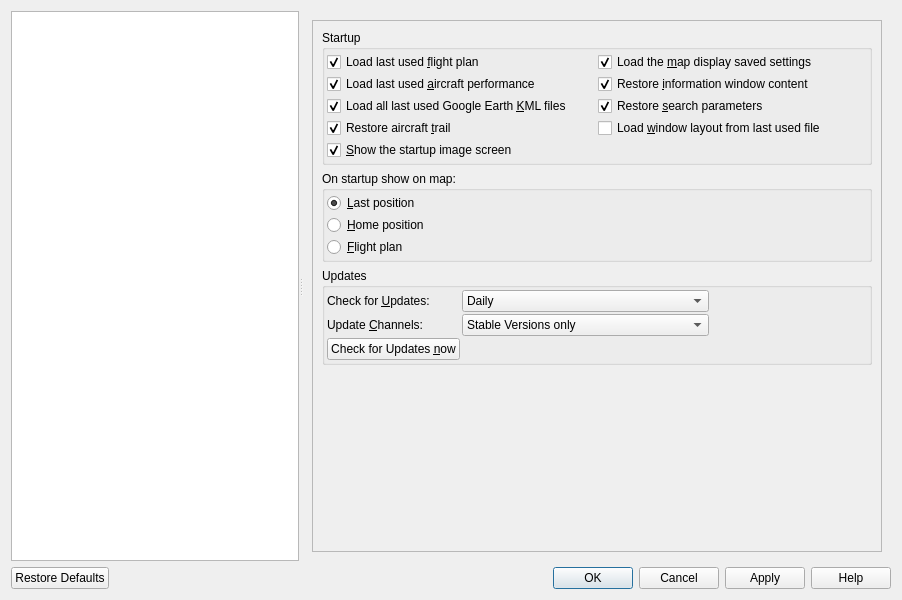
Above: src/options/options.ui from albar965/littlenavmap before the change. Below: the same form after it.
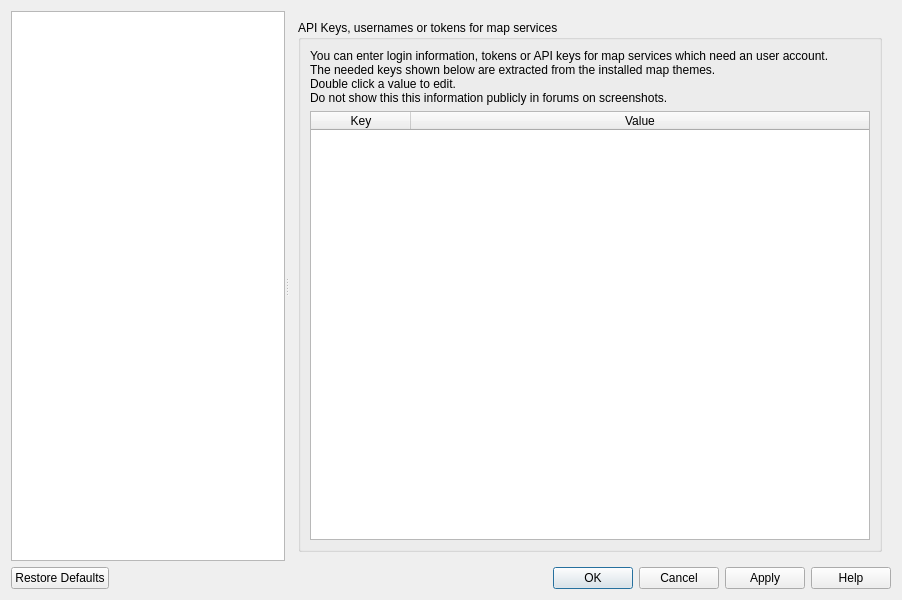
That is the form after the change. The open tabs and pages were chosen to show the change.

Commit message: Completely rewrote maptheme handling. Now all themes are added to the dropdown list by name as extracted from the DGML files. Now checking visibility flag in DGML. Themes having this set to false are excluded. All themes are now shown without distinction between user or stock. API keys or tokens are extracted from DGML and are shown in LNM options dialog. Added documented example.DGML file. Added new configuration page in options for API keys and tokens. Themes requiring keys or tokens are marked with a in list. Closes #85

Diff of the .ui file:
```diff
--- a/src/options/options.ui
+++ b/src/options/options.ui
@@ -61,7 +61,7 @@
             <rect>
              <x>0</x>
              <y>0</y>
-             <width>595</width>
+             <width>600</width>
              <height>532</height>
             </rect>
            </property>
@@ -3998,6 +3998,67 @@
         </item>
        </layout>
       </widget>
+      <widget class="QWidget" name="page">
+       <layout class="QVBoxLayout" name="verticalLayout_39">
+        <item>
+         <widget class="QGroupBox" name="groupBox_33">
+          <property name="title">
+           <string>API Keys, usernames or tokens for map services</string>
+          </property>
+          <layout class="QVBoxLayout" name="verticalLayout_38">
+           <item>
+            <widget class="QLabel" name="label_10">
+             <property name="text">
+              <string>You can enter login information, tokens or API keys for map services which need an user account.
+The needed keys shown below are extracted from the installed map themes.
+Double click a value to edit.
+Do not show this this information publicly in forums on screenshots.</string>
+             </property>
+             <property name="textInteractionFlags">
+              <set>Qt::LinksAccessibleByMouse|Qt::TextSelectableByMouse</set>
+             </property>
+            </widget>
+           </item>
+           <item>
+            <widget class="QTableWidget" name="tableWidgetOptionsMapKeys">
+             <property name="toolTip">
+              <string/>
+             </property>
+             <property name="editTriggers">
+              <set>QAbstractItemView::NoEditTriggers</set>
+             </property>
+             <property name="showDropIndicator" stdset="0">
+              <bool>false</bool>
+             </property>
+             <property name="alternatingRowColors">
+              <bool>true</bool>
+             </property>
+             <property name="selectionMode">
+              <enum>QAbstractItemView::NoSelection</enum>
+             </property>
+             <attribute name="horizontalHeaderStretchLastSection">
+              <bool>true</bool>
+             </attribute>
+             <attribute name="verticalHeaderVisible">
+              <bool>false</bool>
+             </attribute>
+             <column>
+              <property name="text">
+               <string>Key</string>
+              </property>
+             </column>
+             <column>
+              <property name="text">
+               <string>Value</string>
+              </property>
+             </column>
+            </widget>
+           </item>
+          </layout>
+         </widget>
+        </item>
+       </layout>
+      </widget>
       <widget class="QWidget" name="stackedWidgetOptionsMapDisplayOnline">
        <layout class="QGridLayout" name="gridLayout_27">
         <item row="0" column="0">
```
Left out of the diff: 52 changed lines with no effect on the pictures. The commit also changes 50 other files.
